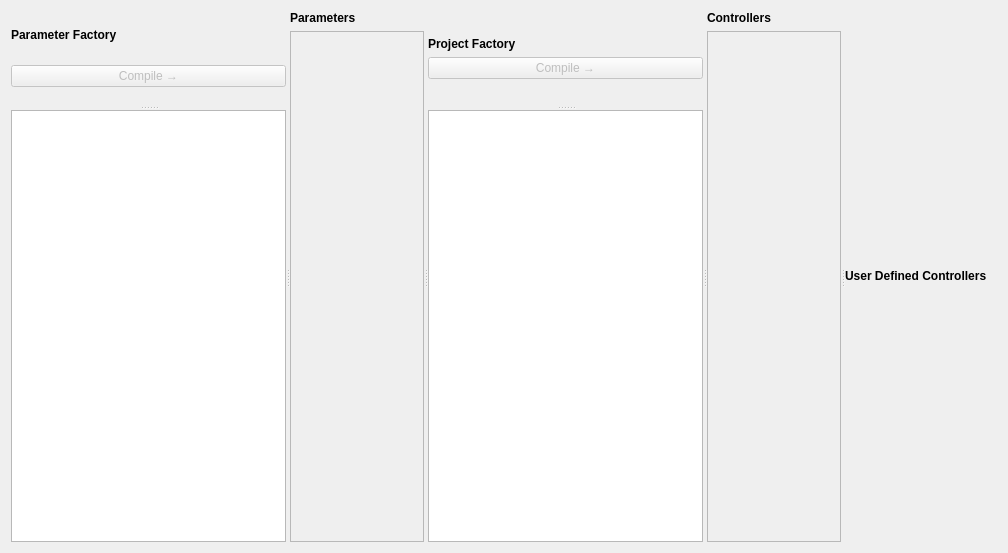
Before: the Qt Designer form sails/ui/mmck/mainwidget.ui in metrasynth/solar-sails, drawn with Qt 5.
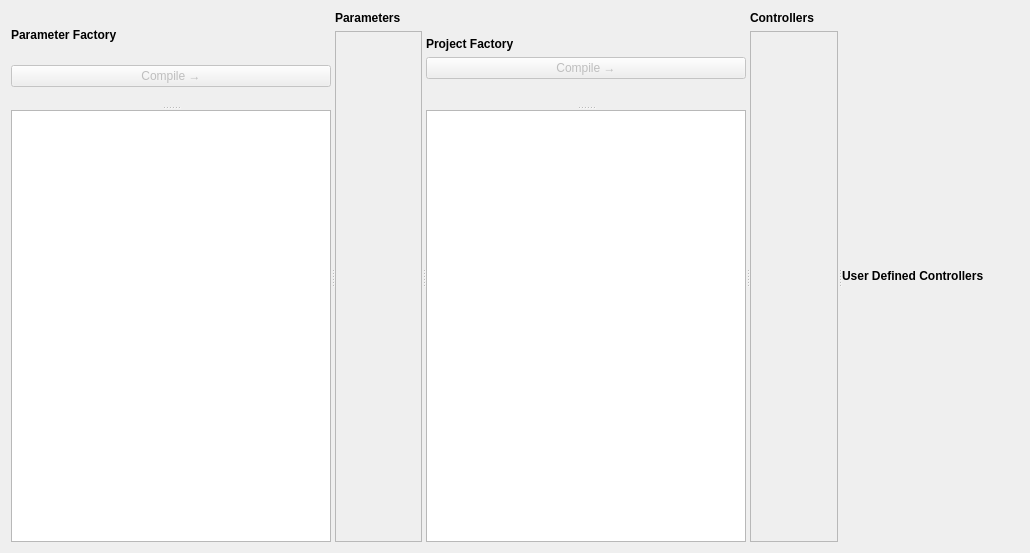
After: the same form once the commit is applied.

Patch:
```diff
--- a/sails/ui/mmck/mainwidget.ui
+++ b/sails/ui/mmck/mainwidget.ui
@@ -6,7 +6,7 @@
    <rect>
     <x>0</x>
     <y>0</y>
-    <width>1008</width>
+    <width>1030</width>
     <height>553</height>
    </rect>
   </property>
@@ -78,12 +78,6 @@
            <verstretch>0</verstretch>
           </sizepolicy>
          </property>
-         <property name="minimumSize">
-          <size>
-           <width>125</width>
-           <height>0</height>
-          </size>
-         </property>
          <property name="styleSheet">
           <string notr="true">QLabel { font-weight: bold }</string>
          </property>
@@ -203,12 +197,6 @@
            <verstretch>0</verstretch>
           </sizepolicy>
          </property>
-         <property name="minimumSize">
-          <size>
-           <width>125</width>
-           <height>0</height>
-          </size>
-         </property>
          <property name="styleSheet">
           <string notr="true">QLabel { font-weight: bold }</string>
          </property>
@@ -239,7 +227,7 @@
            <rect>
             <x>0</x>
             <y>0</y>
-            <width>123</width>
+            <width>86</width>
             <height>499</height>
            </rect>
           </property>
```
